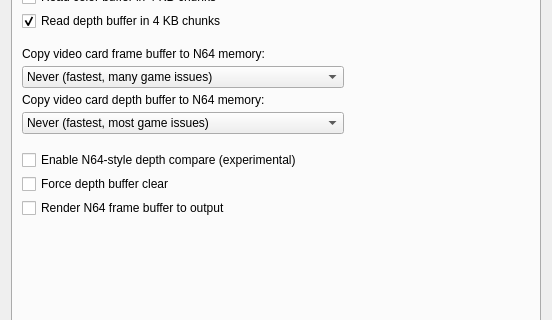
Before: the Qt Designer form src/GLideNUI/configDialog.ui in gonetz/GLideN64, drawn with Qt 5; both pictures show x 0 to 552 and y 264 to 584 of the 552 by 681 pixel window.
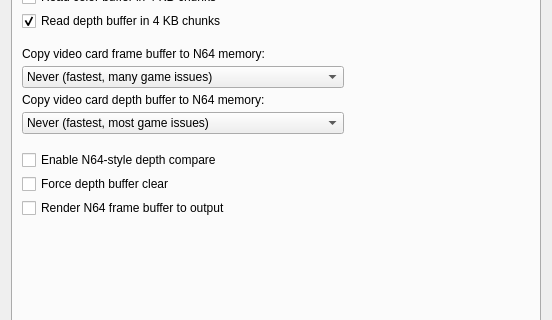
After: the same form once the commit is applied. The open tabs and pages were chosen to show the change. Icons and pictures are not drawn.

Commit message: GUI: add tooltips for anti-aliasing controls.

What changed in the file:
```diff
--- a/src/GLideNUI/configDialog.ui
+++ b/src/GLideNUI/configDialog.ui
@@ -2165,7 +2165,7 @@
                         <string>&lt;html&gt;&lt;head/&gt;&lt;body&gt;&lt;p&gt;The N64 uses a unique method of calculating depth to the camera. When checked, GlideN64 uses shaders to try to emulate these calculations correctly. Not compatible with anti-aliasing. &lt;span style=&quot; font-weight:600;&quot;&gt;Experimental!&lt;/span&gt;&lt;/p&gt;&lt;p&gt;[Recommended: &lt;span style=&quot; font-style:italic;&quot;&gt;Sometimes checked, for a few games&lt;/span&gt;]&lt;/p&gt;&lt;/body&gt;&lt;/html&gt;</string>
                        </property>
                        <property name="text">
-                        <string>Enable N64-style depth compare (experimental)</string>
+                        <string>Enable N64-style depth compare</string>
                        </property>
                       </widget>
                      </item>
```
Left out of the diff: 15 changed lines with no effect on the pictures.
